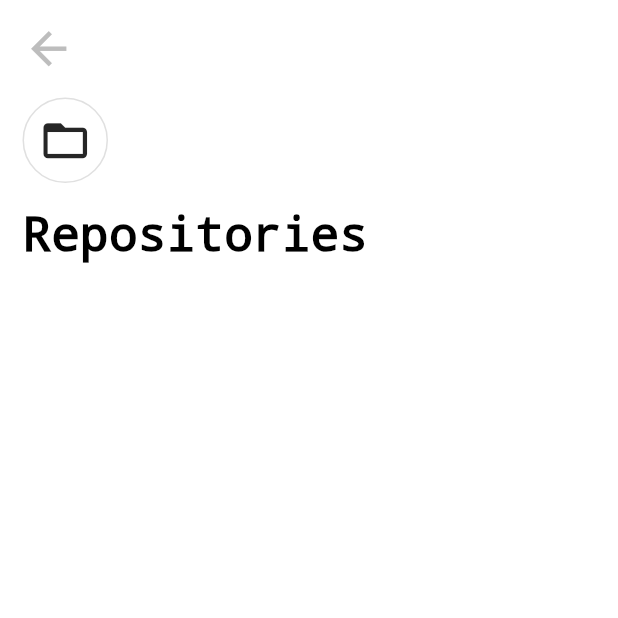
After one commit to feMoraes0/github-ui, a Flutter app: the Repositories screen opened by its route, on a phone screen of 412 x 824 dp, the top half of it. The commit adds this screen. Run offline on Flutter 3.47's test engine with Material 2 defaults, Android fonts, the phone set to English and light mode, and no system bars; network calls fail.

Commit message:
Added internal screen to repositories

```diff
--- a/lib/main.dart
+++ b/lib/main.dart
@@ -1,6 +1,7 @@
 import 'package:flutter/material.dart';
 import 'package:github/screens/home.dart';
 import 'package:github/screens/login.dart';
+import 'package:github/screens/repositories.dart';
 
 void main() => runApp(MyApp());
 
@@ -12,6 +13,7 @@ class MyApp extends StatelessWidget {
       home: Login(),
       routes: {
         "home": (context) => Home(),
+        "repositories": (context) => Repositories(),
       },
       debugShowCheckedModeBanner: false,
     );
--- a/lib/screens/home.dart
+++ b/lib/screens/home.dart
@@ -14,10 +14,7 @@ class Home extends StatelessWidget {
 
   @override
   Widget build(BuildContext context) {
-    User user = ModalRoute
-      .of(context)
-      .settings
-      .arguments;
+    User user = ModalRoute.of(context).settings.arguments;
 
     return Scaffold(
       body: Container(
@@ -88,6 +85,8 @@ class Home extends StatelessWidget {
                       scrollDirection: Axis.horizontal,
                       children: <Widget>[
                         GestureDetector(
+                          child: Hero(
+                            tag: "repos",
                             child: Container(
                               padding: EdgeInsets.all(10.0),
                               child: Card(
@@ -96,7 +95,10 @@ class Home extends StatelessWidget {
                                 link: ""
                               ),
                             ),
-                          onTap: () {},
+                          ),
+                          onTap: () {
+                            Navigator.pushNamed(context, "repositories");
+                          },
                         ),
                         GestureDetector(
                           child: Container(
--- /dev/null
+++ b/lib/screens/repositories.dart
@@ -0,0 +1,57 @@
+import 'package:flutter/material.dart';
+
+class Repositories extends StatelessWidget {
+  final Color mainColor = Color(0xff262626);
+
+  @override
+  Widget build(BuildContext context) {
+    return Hero(
+      tag: "repos",
+      child: SafeArea(
+          child: Container(
+            padding: EdgeInsets.symmetric(horizontal: 15.0),
+            color: Colors.white,
+            child: Column(
+              crossAxisAlignment: CrossAxisAlignment.start,
+              children: <Widget>[
+                GestureDetector(
+                  child: Padding(
+                    padding: const EdgeInsets.symmetric(vertical: 15.0),
+                    child: Icon(
+                      Icons.arrow_back,
+                      size: 35.0,
+                      color: Colors.grey[400],
+                    ),
+                  ),
+                  onTap: () {
+                    Navigator.pop(context);
+                  },
+                ),
+                Container(
+                  padding: EdgeInsets.all(10.0),
+                  decoration: BoxDecoration(border: Border.all(color: Colors.grey[300]), shape: BoxShape.circle),
+                  child: Icon(
+                    Icons.folder_open,
+                    size: 35.0,
+                    color: this.mainColor,
+                  ),
+                ),
+                Padding(
+                  padding: const EdgeInsets.symmetric(vertical: 15.0),
+                  child: Text(
+                    "Repositories",
+                    style: TextStyle(
+                      fontSize: 32.0,
+                      color: Colors.black,
+                      decoration: TextDecoration.none,
+                    ),
+                  ),
+                ),
+              ],
+            ),
+          ),
+        ),
+
+    );
+  }
+}
```
Lines whose indentation alone changed are shown as unchanged.
